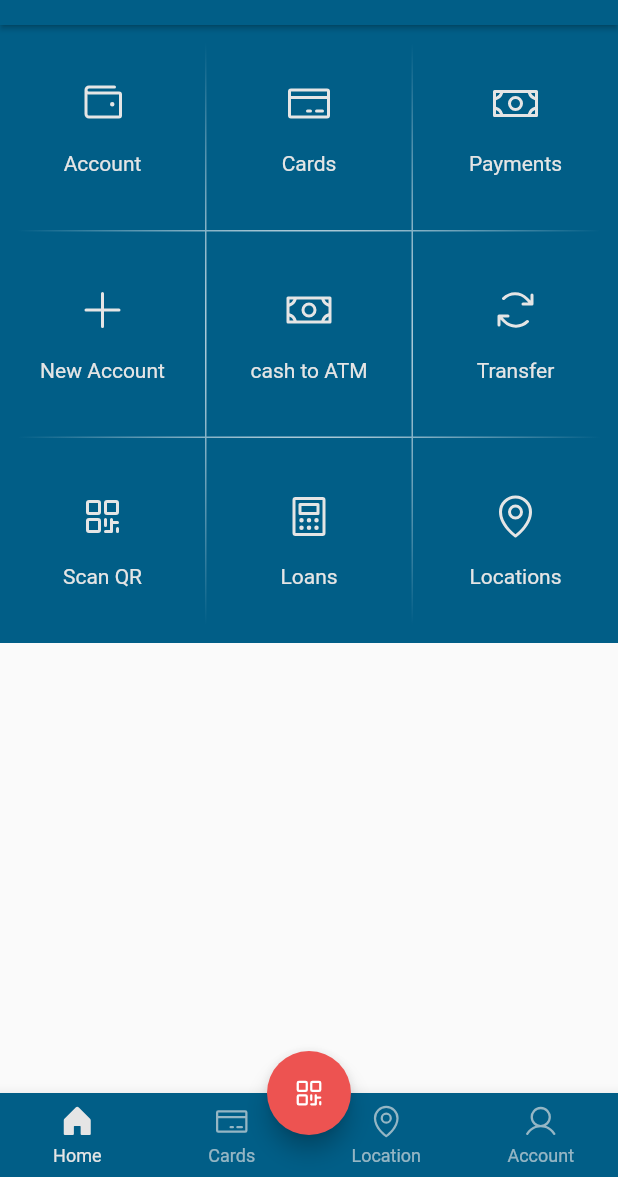
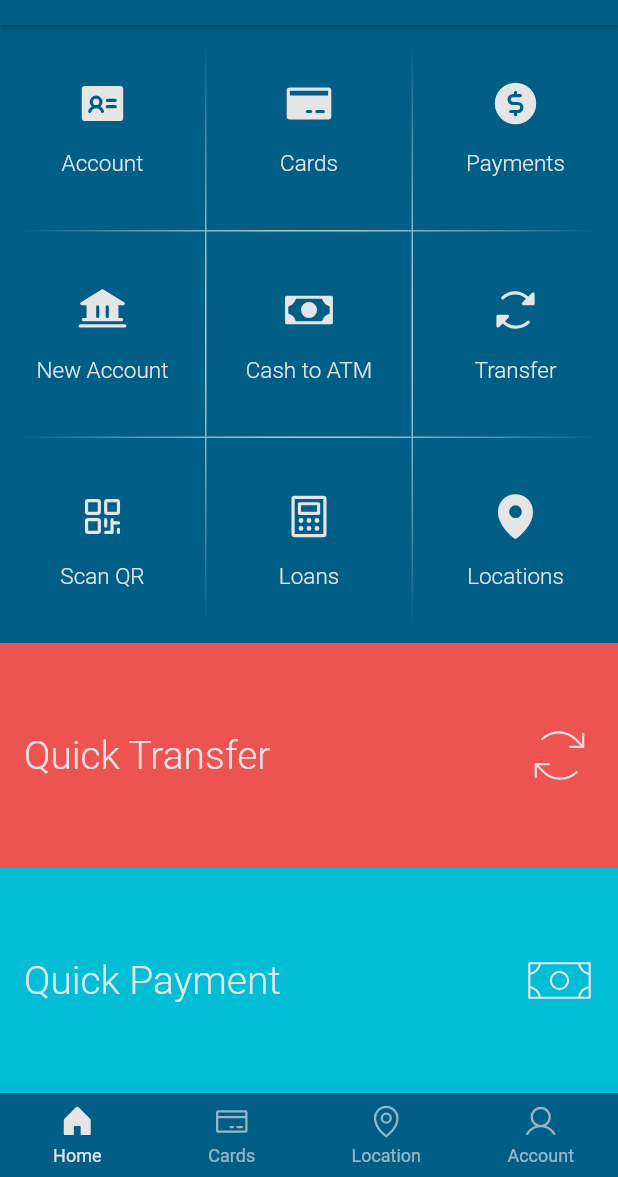
Before and after one commit to chornthorn/flutter-aba-bank-demo, a Flutter app: the screen it shows after launch, on a phone screen of 412 x 824 dp, the part 59-1236 px from its top. Run offline on Flutter 3.47's test engine with Material 2 defaults, Android fonts, the phone set to English and light mode, and no system bars; our stand-ins replace phosphor_flutter.

Commit message:
fix: Complete home page of ABA mobile

```diff
--- a/lib/models/card_menu_model.dart
+++ b/lib/models/card_menu_model.dart
@@ -24,27 +24,27 @@ class CardMenuModel {
   static List<CardMenuModel> list = [
     CardMenuModel(
       title: 'Account',
-      icon: PhosphorIcons.regular.wallet,
+      icon: PhosphorIcons.fill.identificationCard,
     ),
     CardMenuModel(
       title: 'Cards',
-      icon: PhosphorIcons.regular.creditCard,
+      icon: PhosphorIcons.fill.creditCard,
     ),
     CardMenuModel(
       title: 'Payments',
-      icon: PhosphorIcons.regular.money,
+      icon: PhosphorIcons.fill.currencyCircleDollar,
     ),
     CardMenuModel(
       title: 'New Account',
-      icon: PhosphorIcons.regular.plus,
+      icon: PhosphorIcons.fill.bank,
     ),
     CardMenuModel(
-      title: 'cash to ATM',
-      icon: PhosphorIcons.regular.money,
+      title: 'Cash to ATM',
+      icon: PhosphorIcons.fill.money,
     ),
     CardMenuModel(
       title: 'Transfer',
-      icon: PhosphorIcons.regular.arrowsClockwise,
+      icon: PhosphorIcons.fill.arrowsClockwise,
     ),
     CardMenuModel(
       title: 'Scan QR',
@@ -56,7 +56,7 @@ class CardMenuModel {
     ),
     CardMenuModel(
       title: 'Locations',
-      icon: PhosphorIcons.regular.mapPin,
+      icon: PhosphorIcons.fill.mapPin,
     ),
   ];
 }
--- a/lib/views/main_page.dart
+++ b/lib/views/main_page.dart
@@ -1,3 +1,4 @@
+import 'package:aba_bank_mobile/utilities/constants.dart';
 import 'package:flutter/material.dart';
 import 'package:phosphor_flutter/phosphor_flutter.dart';
 
@@ -134,9 +135,7 @@ class _MainPageState extends State<MainPage> {
       ),
       body: Column(
         children: [
-          Flexible(
-            flex: 4,
-            child: Container(
+          Container(
             decoration: BoxDecoration(
               gradient: RadialGradient(
                 colors: [
@@ -164,13 +163,15 @@ class _MainPageState extends State<MainPage> {
                           Icon(
                             CardMenuModel.list[index].icon,
                             color: colorScheme.secondary,
-                              size: 32,
+                            size: 34,
                           ),
-                            SizedBox(height: 16),
+                          SizedBox(height: 14),
                           Text(
                             CardMenuModel.list[index].title,
                             style: TextStyle(
                               color: colorScheme.secondary,
+                              fontSize: 15,
+                              fontWeight: FontWeight.w300,
                             ),
                           ),
                         ],
@@ -181,18 +182,74 @@ class _MainPageState extends State<MainPage> {
               ],
             ),
           ),
+          Expanded(
+            child: Column(
+              mainAxisAlignment: MainAxisAlignment.center,
+              children: [
+                Expanded(
+                  child: Container(
+                    color: colorScheme.error,
+                    padding: const EdgeInsets.all(16),
+                    child: Row(
+                      mainAxisSize: MainAxisSize.max,
+                      mainAxisAlignment: MainAxisAlignment.spaceBetween,
+                      children: [
+                        Text(
+                          'Quick Transfer',
+                          style: TextStyle(
+                            color: colorScheme.secondary,
+                            fontSize: 26,
+                            fontWeight: FontWeight.w300,
+                          ),
+                        ),
+                        Icon(
+                          PhosphorIcons.thin.arrowsClockwise,
+                          color: colorScheme.secondary,
+                          size: 46,
                         ),
                       ],
                     ),
-      floatingActionButton: FloatingActionButton(
-        onPressed: () {},
-        backgroundColor: colorScheme.error,
-        child: Icon(
-          PhosphorIcons.regular.qrCode,
-          color: Colors.white,
                   ),
                 ),
-      floatingActionButtonLocation: FloatingActionButtonLocation.centerDocked,
+                Expanded(
+                  child: Container(
+                    color: cyanColor,
+                    padding: const EdgeInsets.all(16),
+                    child: Row(
+                      mainAxisSize: MainAxisSize.max,
+                      mainAxisAlignment: MainAxisAlignment.spaceBetween,
+                      children: [
+                        Text(
+                          'Quick Payment',
+                          style: TextStyle(
+                            color: colorScheme.secondary,
+                            fontSize: 26,
+                            fontWeight: FontWeight.w300,
+                          ),
+                        ),
+                        Icon(
+                          PhosphorIcons.thin.money,
+                          color: colorScheme.secondary,
+                          size: 46,
+                        ),
+                      ],
+                    ),
+                  ),
+                )
+              ],
+            ),
+          ),
+        ],
+      ),
+      // floatingActionButton: FloatingActionButton(
+      //   onPressed: () {},
+      //   backgroundColor: colorScheme.error,
+      //   child: Icon(
+      //     PhosphorIcons.regular.qrCode,
+      //     color: Colors.white,
+      //   ),
+      // ),
+      // floatingActionButtonLocation: FloatingActionButtonLocation.centerDocked,
       bottomNavigationBar: Theme(
         data: Theme.of(context).copyWith(
           splashColor: Colors.transparent,
@@ -263,84 +320,6 @@ class _MainPageState extends State<MainPage> {
           ],
         ),
       ),
-      /* bottomNavigationBar: BottomAppBar(
-        color: colorScheme.primary,
-        shape: CircularNotchedRectangle(),
-        notchMargin: 6,
-        child: Padding(
-          padding: const EdgeInsets.only(top: 6),
-          child: Row(
-            mainAxisAlignment: MainAxisAlignment.spaceEvenly,
-            children: [
-              GestureDetector(
-                onTap: () {
-                  setState(() {
-                    currentIndex = 0;
-                  });
-                },
-                child: Column(
-                  mainAxisSize: MainAxisSize.min,
-                  children: [
-                    Icon(PhosphorIcons.regular.house,
-                        color: currentIndex == 0
-                            ? colorScheme.secondary
-                            : colorScheme.secondary.withOpacity(0.65)),
-                    const SizedBox(height: 4),
-                    Text(
-                      'Home',
-                      style: TextStyle(color: colorScheme.secondary),
-                    ),
-                  ],
-                ),
-              ),
-              GestureDetector(
-                onTap: () {
-                  setState(() {
-                    currentIndex = 1;
-                  });
-                },
-                child: Column(
-                  mainAxisSize: MainAxisSize.min,
-                  children: [
-                    Icon(
-                      PhosphorIcons.regular.creditCard,
-                      color: currentIndex == 1
-                          ? colorScheme.secondary
-                          : colorScheme.secondary.withOpacity(0.65),
-                    ),
-                    const SizedBox(height: 4),
-                    Text('Cards'),
-                  ],
-                ),
-              ),
-              const SizedBox(width: 24),
-              const SizedBox(width: 24),
-              GestureDetector(
-                onTap: () {},
-                child: Column(
-                  mainAxisSize: MainAxisSize.min,
-                  children: [
-                    Icon(PhosphorIcons.regular.mapPin),
-                    const SizedBox(height: 4),
-                    Text('Location'),
-                  ],
-                ),
-              ),
-              GestureDetector(
-                onTap: () {},
-                child: Column(
-                  mainAxisSize: MainAxisSize.min,
-                  children: [
-                    Icon(PhosphorIcons.regular.user),
-                    const SizedBox(height: 4),
-                    Text('Account'),
-                  ],
-                ),
-              ),
-            ],
-          ),
-        ),
-      ),*/
     );
   }
 }
```
Lines whose indentation alone changed are shown as unchanged.
